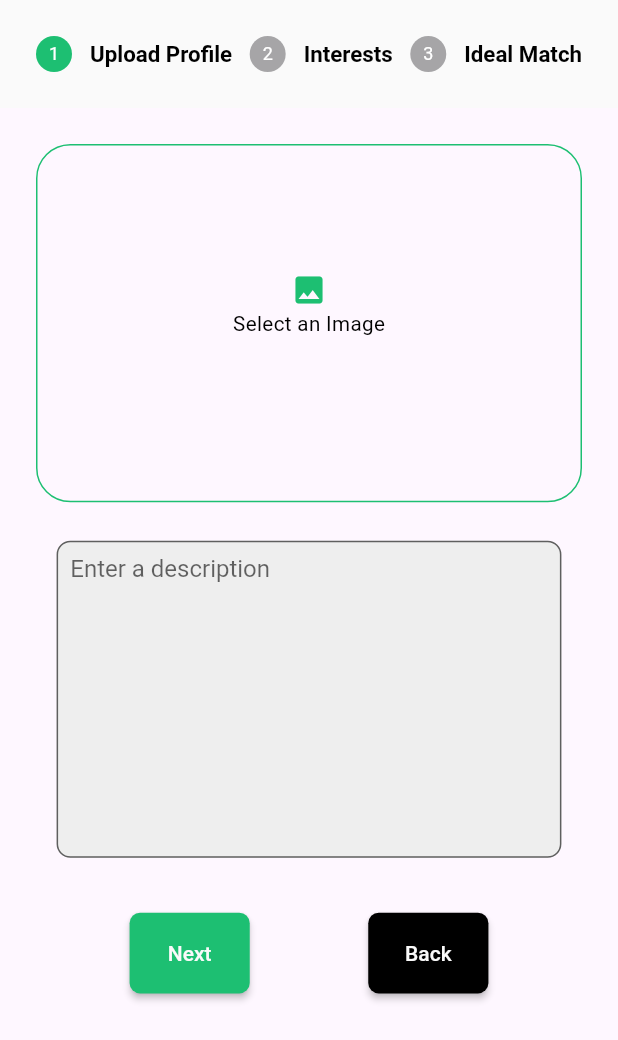
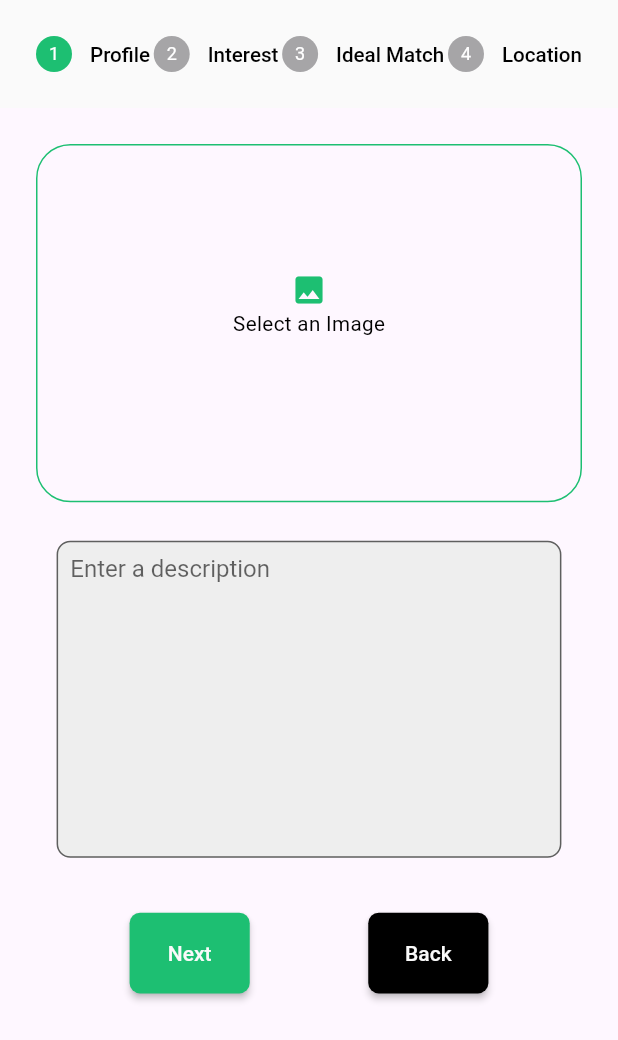
Before and after one commit to bakht200/Totomo, a Flutter app: the FormPage screen opened directly, on a phone screen of 412 x 824 dp. Shown: the top 1040 px of the screen. Run offline on Flutter 3.47's test engine with Material 2 defaults, Android fonts, the phone set to English and light mode, and no system bars; our stand-ins replace badges, firebase_core, flutter_screenutil, flutter_svg, fluttertoast, image_picker and 5 more; missing offline and left inert: camera_camera, country_pickers, easy_container, firebase_phone_auth_handler, floating_action_bubble, material_dialogs; accounts and stored records are empty; network calls fail.

Commit message:
UI implementation changes

```diff
--- a/lib/main.dart
+++ b/lib/main.dart
@@ -1,6 +1,7 @@
 import 'package:dating_app/view/authentication_screen.dart';
 import 'package:dating_app/view/dashboard.dart';
 import 'package:dating_app/view/on_boarding_screen.dart';
+import 'package:dating_app/view/stepper_form.dart';
 import 'package:firebase_core/firebase_core.dart';
 import 'package:firebase_phone_auth_handler/firebase_phone_auth_handler.dart';
 
@@ -27,7 +28,7 @@ class MyApp extends StatelessWidget {
             child: MaterialApp(
               debugShowCheckedModeBanner: false,
               theme: ThemeData(primarySwatch: Colors.blue, useMaterial3: true),
-              home: Dashboard(),
+              home: FormPage(),
             ),
           );
         });
--- a/lib/view/chat_detail_page.dart
+++ b/lib/view/chat_detail_page.dart
@@ -64,6 +64,20 @@ class _ChatDetailPageState extends State<ChatDetailPage> {
                       ),
                     ],
                   ),
+                ),
+                SizedBox(
+                  width: 12.w,
+                ),
+                Icon(
+                  Icons.diamond,
+                  color: Colors.amber,
+                ),
+                SizedBox(
+                  width: 10.w,
+                ),
+                Icon(
+                  Icons.block,
+                  color: Colors.red,
                 ),
               ],
             ),
--- a/lib/view/stepper_form.dart
+++ b/lib/view/stepper_form.dart
@@ -97,16 +97,6 @@ class _FormPageState extends State<FormPage> {
                                         });
                                 },
                                 title: 'Back')),
-                        // SizedBox(
-                        //     width: 70.w, //
-                        //     height: 45.h,
-                        //     child: theme_primary_button_widget(
-                        //         primaryColor: Colors.red,
-                        //         textColor: const Color(0xFFFAFAFA),
-                        //         onpressFunction: () {
-                        //           Navigator.of(context).pop();
-                        //         },
-                        //         title: 'Logout')),
                       ],
                     ),
                   );
@@ -127,9 +117,8 @@ class _FormPageState extends State<FormPage> {
         state: currentStep > 0 ? StepState.complete : StepState.indexed,
         isActive: currentStep >= 0,
         title: Text(
-          "Upload Profile",
-          style: TextStyle(
-              fontSize: 13.sp, fontWeight: FontWeight.bold, color: black),
+          "Profile",
+          style: TextStyle(fontSize: 12.sp, color: black),
         ),
         content: Column(
           children: [
@@ -195,9 +184,8 @@ class _FormPageState extends State<FormPage> {
         state: currentStep > 1 ? StepState.complete : StepState.indexed,
         isActive: currentStep >= 1,
         title: Text(
-          "Interests",
-          style: TextStyle(
-              fontSize: 13.sp, fontWeight: FontWeight.bold, color: black),
+          "Interest",
+          style: TextStyle(fontSize: 12.sp, color: black),
         ),
         content: Column(
           children: [
@@ -292,8 +280,7 @@ class _FormPageState extends State<FormPage> {
         isActive: currentStep >= 2,
         title: Text(
           "Ideal Match",
-          style: TextStyle(
-              fontSize: 13.sp, fontWeight: FontWeight.bold, color: black),
+          style: TextStyle(fontSize: 12.sp, color: black),
         ),
         content: Column(
           children: [
@@ -379,6 +366,109 @@ class _FormPageState extends State<FormPage> {
           ],
         ),
       ),
+      Step(
+        state: currentStep > 3 ? StepState.complete : StepState.indexed,
+        isActive: currentStep >= 3,
+        title: Text(
+          "Location",
+          style: TextStyle(fontSize: 12.sp, color: black),
+        ),
+        content: Column(
+          crossAxisAlignment: CrossAxisAlignment.start,
+          children: [
+            Padding(
+              padding: EdgeInsets.only(left: 12.0.w),
+              child: Text(
+                'Enter your Country',
+                style: TextStyle(
+                    fontSize: 12.sp, color: black, fontWeight: FontWeight.bold),
+              ),
+            ),
+            Container(
+              height: 100.h,
+              width: 500.w,
+              child: Container(
+                margin: EdgeInsets.all(12.r),
+                child: TextField(
+                  maxLines: 15,
+                  decoration: InputDecoration(
+                    contentPadding: EdgeInsets.all(8.0.w),
+                    border: OutlineInputBorder(
+                      borderRadius: BorderRadius.circular(8.r),
+                    ),
+                    hintText: "Enter your Country",
+                    fillColor: Colors.grey[100],
+                    filled: true,
+                  ),
+                ),
+              ),
+            ),
+            SizedBox(
+              height: 10.h,
+            ),
+            Padding(
+              padding: EdgeInsets.only(left: 12.0.w),
+              child: Text(
+                'Enter your Perfecture',
+                style: TextStyle(
+                    fontSize: 12.sp, color: black, fontWeight: FontWeight.bold),
+              ),
+            ),
+            Container(
+              height: 100.h,
+              width: 500.w,
+              child: Container(
+                margin: EdgeInsets.all(12.r),
+                child: TextField(
+                  maxLines: 15,
+                  decoration: InputDecoration(
+                    contentPadding: EdgeInsets.all(8.0.w),
+                    border: OutlineInputBorder(
+                      borderRadius: BorderRadius.circular(8.r),
+                    ),
+                    hintText: "Enter your Perfecture",
+                    fillColor: Colors.grey[100],
+                    filled: true,
+                  ),
+                ),
+              ),
+            ),
+            SizedBox(
+              height: 10.h,
+            ),
+            Padding(
+              padding: EdgeInsets.only(left: 12.0.w),
+              child: Text(
+                'Enter your City',
+                style: TextStyle(
+                    fontSize: 12.sp, color: black, fontWeight: FontWeight.bold),
+              ),
+            ),
+            Container(
+              height: 100.h,
+              width: 500.w,
+              child: Container(
+                margin: EdgeInsets.all(12.r),
+                child: TextField(
+                  maxLines: 15,
+                  decoration: InputDecoration(
+                    contentPadding: EdgeInsets.all(8.0.w),
+                    border: OutlineInputBorder(
+                      borderRadius: BorderRadius.circular(8.r),
+                    ),
+                    hintText: "Enter your City",
+                    fillColor: Colors.grey[100],
+                    filled: true,
+                  ),
+                ),
+              ),
+            ),
+            SizedBox(
+              height: 10.h,
+            ),
+          ],
+        ),
+      ),
     ];
   }
 }
--- a/lib/widgets/post_item.dart
+++ b/lib/widgets/post_item.dart
@@ -57,12 +57,26 @@ class PostItem extends StatelessWidget {
                       children: [
                         Padding(
                           padding: EdgeInsets.only(left: 8.0.w),
-                          child: Text(
-                            name,
-                            style: TextStyle(
-                                color: black,
-                                fontSize: 15.sp,
-                                fontWeight: FontWeight.w500),
+                          child: Row(
+                            children: [
+                              Text(
+                                name,
+                                style: TextStyle(
+                                    color: black,
+                                    fontSize: 15.sp,
+                                    fontWeight: FontWeight.w500),
+                              ),
+                              SizedBox(
+                                width: 10.w,
+                              ),
+                              Text(
+                                'Funny',
+                                style: TextStyle(
+                                    color: Colors.grey,
+                                    fontSize: 12.sp,
+                                    fontWeight: FontWeight.w500),
+                              ),
+                            ],
                           ),
                         ),
                         Row(
```
